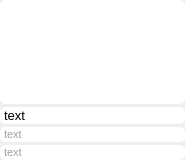
This is src/ui/zood/videoView.ui in BusyStudent/QZood as Qt 5 draws it before an edit. The edited form follows.
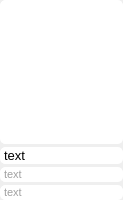
This is the edited form.

The edit to the form file:
```diff
--- a/src/ui/zood/videoView.ui
+++ b/src/ui/zood/videoView.ui
@@ -6,20 +6,20 @@
    <rect>
     <x>0</x>
     <y>0</y>
-    <width>185</width>
-    <height>160</height>
+    <width>123</width>
+    <height>200</height>
    </rect>
   </property>
   <property name="sizePolicy">
-   <sizepolicy hsizetype="Preferred" vsizetype="Preferred">
+   <sizepolicy hsizetype="Fixed" vsizetype="Fixed">
     <horstretch>0</horstretch>
     <verstretch>0</verstretch>
    </sizepolicy>
   </property>
   <property name="minimumSize">
    <size>
-    <width>185</width>
-    <height>160</height>
+    <width>0</width>
+    <height>0</height>
    </size>
   </property>
   <property name="windowTitle">
@@ -69,8 +69,8 @@
      </property>
      <property name="minimumSize">
       <size>
-       <width>185</width>
-       <height>100</height>
+       <width>30</width>
+       <height>30</height>
       </size>
      </property>
      <property name="cursor">
```
Left out of the diff: 3 changed lines with no effect on the pictures.
